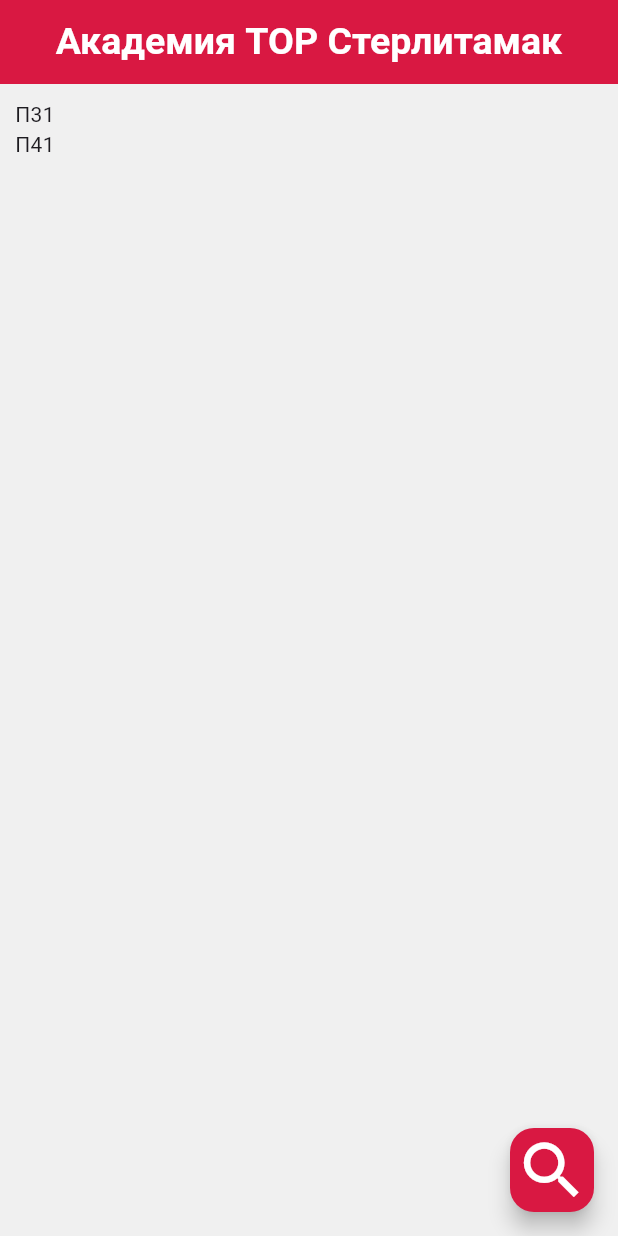
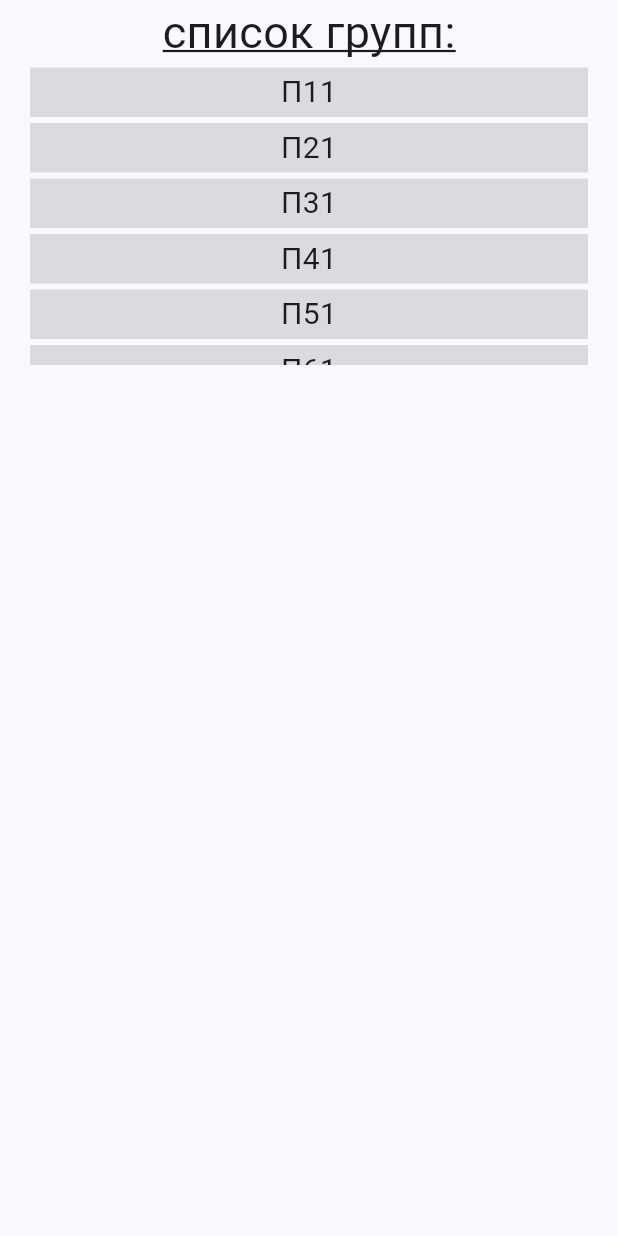
Before and after one commit to AspirantDrago/top_academy, a Flutter app: the screen it shows after launch, on a phone screen of 412 x 824 dp. Run offline on Flutter 3.47's test engine with Material 3 defaults, Android fonts, the phone set to English and light mode, and no system bars.

Commit message:
Add list groups

```diff
--- /dev/null
+++ b/lib/component/groupItem.dart
@@ -0,0 +1,32 @@
+import 'package:flutter/material.dart';
+
+class GroupItem extends StatelessWidget {
+  final String groupName;
+
+  const GroupItem({super.key, required this.groupName});
+
+  @override
+  Widget build(BuildContext context) {
+    return Container(
+      margin: EdgeInsets.symmetric(
+          vertical: 2,
+          horizontal: 20
+      ),
+      padding: EdgeInsets.symmetric(
+          vertical: 2,
+          horizontal: 20
+      ),
+      decoration: BoxDecoration(
+        color: Colors.black12,
+      ),
+      child: Center(
+        child: Text(
+          groupName,
+          style: TextStyle(
+            fontSize: 20,
+          ),
+        ),
+      ),
+    );
+  }
+}
--- a/lib/main.dart
+++ b/lib/main.dart
@@ -1,59 +1,69 @@
 import 'package:flutter/material.dart';
 
-void main() => runApp(const MainApp());
+import 'component/groupItem.dart';
 
-var redColor = Color.fromRGBO(217, 24, 66, 1.0);
+void main() {
+  runApp(const MyApp());
+}
 
-class MainApp extends StatelessWidget {
-  const MainApp({super.key});
+class MyApp extends StatelessWidget {
+  const MyApp({super.key});
 
+  // This widget is the root of your application.
   @override
   Widget build(BuildContext context) {
-    return MaterialApp(title: "Академия TOP", home: HomePage());
-  }
-}
-
-class HomePage extends StatelessWidget {
-  const HomePage({super.key});
-
-  @override
-  Widget build(BuildContext context) {
-    return Scaffold(
-      appBar: appBar,
-      backgroundColor: Color.fromRGBO(240, 240, 240, 1),
-      floatingActionButton: FloatingActionButton(
-        onPressed: () {
-
-        },
-        backgroundColor: redColor,
-        child: Icon(
-          Icons.search,
-          size: 50,
-          color: Colors.white,
-        ),
+    return MaterialApp(
+      title: 'Flutter App!!',
+      theme: ThemeData(
+        colorSchemeSeed: Colors.indigo,
+        useMaterial3: true,
       ),
-      body: Container(
-        padding: EdgeInsets.all(10),
-        child: ListView(
-          children: [
-            Text("П31"),
-            Text("П41"),
-          ],
-        )
-      )
+      darkTheme: ThemeData(
+        colorSchemeSeed: Colors.blue,
+        useMaterial3: true,
+      ),
+      home: Scaffold(
+        body: const MyHomePage(),
+      ),
+      debugShowCheckedModeBanner: false,
     );
   }
 }
 
-var appBar = AppBar(
-  title: Text(
-    "Академия TOP Стерлитамак",
-    style: TextStyle(
-      fontSize: 25,
-      color: Colors.white,
-      fontWeight: FontWeight.bold
-    ),
-  ),
-  centerTitle: true,
-  backgroundColor: redColor,
-);
+class MyHomePage extends StatelessWidget {
+  const MyHomePage({super.key});
+
+  List<String> getGroups() {
+    List<String> arr = [];
+    for (var i = 0; i < 20; i++) {
+      arr.add("П${1 + i}1");
+    }
+    return arr;
+  }
+
+  @override
+  Widget build(BuildContext context) {
+    return Container(
+        child: Column(
+          children: [
+            Center(
+                child: Text(
+                    "список групп:",
+                    style: TextStyle(
+                        fontSize: 30,
+                        decoration: TextDecoration.underline
+                    )
+                )
+            ),
+            Container(
+              height: 200,
+              child: ListView(
+                children: getGroups()
+                    .map((String s) => GroupItem(groupName: s)).toList(),
+              ),
+            )
+          ],
+        )
+    );
+  }
+}
```
